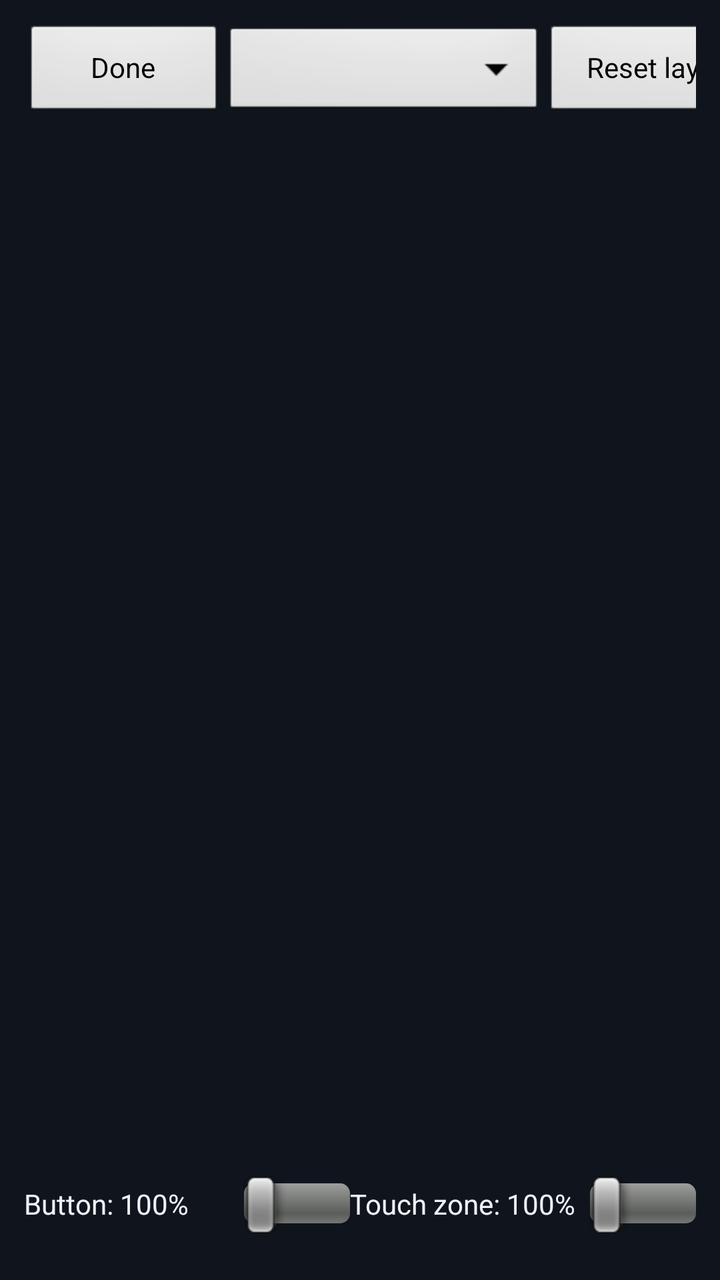
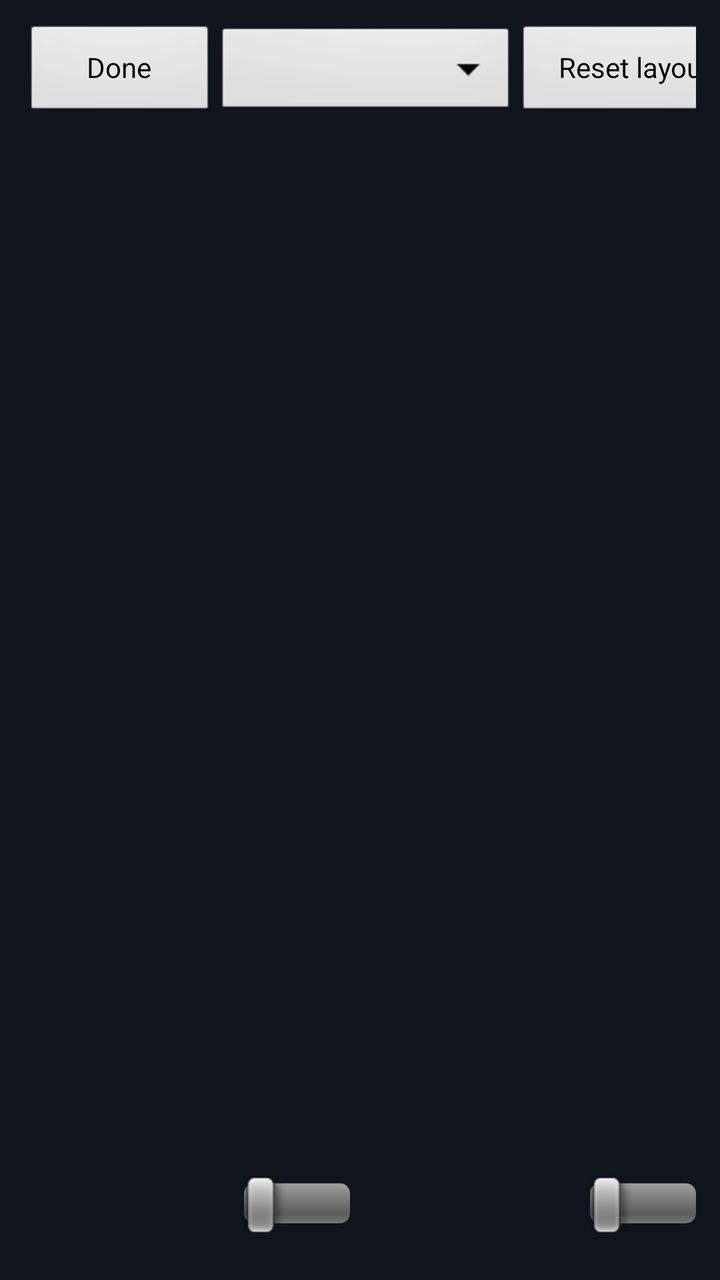

Two renders of the same Android screen: before a commit and after it. Below are the layout's source before the change and the commit's diff.
<!-- AndroidManifest.xml: application theme AppTheme -->
<!-- res/layout/activity_touch_editor.xml -->
<LinearLayout xmlns:android="http://schemas.android.com/apk/res/android" android:layout_width="match_parent" android:layout_height="match_parent" android:orientation="vertical" android:padding="12dp" android:background="@color/ui_background">
 <LinearLayout android:layout_width="match_parent" android:layout_height="48dp" android:orientation="horizontal" android:gravity="center_vertical">
  <Button android:id="@+id/editor_done" android:layout_width="100dp" android:layout_height="match_parent" android:text="Done"/>
  <Spinner android:id="@+id/editor_mode" android:layout_width="160dp" android:layout_height="match_parent"/>
  <TextView android:id="@+id/editor_selection" android:layout_width="0dp" android:layout_weight="1" android:layout_height="wrap_content" android:paddingLeft="12dp" android:text="Select a control" android:textColor="@color/ui_accent"/>
  <Button android:id="@+id/editor_reset" android:layout_width="120dp" android:layout_height="match_parent" android:text="Reset layout"/>
 </LinearLayout>
 <FrameLayout android:id="@+id/editor_canvas" android:layout_width="match_parent" android:layout_height="0dp" android:layout_weight="1" android:layout_marginTop="8dp"/>
 <LinearLayout android:layout_width="match_parent" android:layout_height="52dp" android:orientation="horizontal" android:gravity="center_vertical">
  <TextView android:id="@+id/editor_visual_label" android:layout_width="110dp" android:layout_height="wrap_content" android:text="Button: 100%" android:textColor="@color/ui_text"/>
  <SeekBar android:id="@+id/editor_visual" android:layout_width="0dp" android:layout_weight="1" android:layout_height="match_parent"/>
  <TextView android:id="@+id/editor_hit_label" android:layout_width="120dp" android:layout_height="wrap_content" android:text="Touch zone: 100%" android:textColor="@color/ui_text"/>
  <SeekBar android:id="@+id/editor_hit" android:layout_width="0dp" android:layout_weight="1" android:layout_height="match_parent"/>
 </LinearLayout>
</LinearLayout>
<!-- resources referenced by this layout -->
<resources>
  <color name="ui_accent">#F4B664</color>
  <color name="ui_background">#10151D</color>
  <color name="ui_text">#EEF2F8</color>
  <style name="AppTheme" parent="android:Theme.NoTitleBar.Fullscreen">
          
      </style>
</resources>

<!-- the commit's change to res/layout/activity_touch_editor.xml (unified diff, before → after) -->
@@ -1,15 +1,15 @@
 <LinearLayout xmlns:android="http://schemas.android.com/apk/res/android" android:layout_width="match_parent" android:layout_height="match_parent" android:orientation="vertical" android:padding="12dp" android:background="@color/ui_background">
  <LinearLayout android:layout_width="match_parent" android:layout_height="48dp" android:orientation="horizontal" android:gravity="center_vertical">
-  <Button android:id="@+id/editor_done" android:layout_width="100dp" android:layout_height="match_parent" android:text="Done"/>
-  <Spinner android:id="@+id/editor_mode" android:layout_width="160dp" android:layout_height="match_parent"/>
-  <TextView android:id="@+id/editor_selection" android:layout_width="0dp" android:layout_weight="1" android:layout_height="wrap_content" android:paddingLeft="12dp" android:text="Select a control" android:textColor="@color/ui_accent"/>
-  <Button android:id="@+id/editor_reset" android:layout_width="120dp" android:layout_height="match_parent" android:text="Reset layout"/>
+  <Button android:id="@+id/editor_done" android:layout_width="wrap_content" android:minWidth="96dp" android:layout_height="match_parent" android:text="@string/editor_done" android:maxLines="1" android:ellipsize="end"/>
+  <Spinner android:id="@+id/editor_mode" android:layout_width="wrap_content" android:minWidth="150dp" android:layout_height="match_parent"/>
+  <TextView android:id="@+id/editor_selection" android:layout_width="0dp" android:layout_weight="1" android:layout_height="wrap_content" android:maxLines="1" android:ellipsize="end" android:paddingLeft="12dp" android:text="@string/editor_select_control" android:textColor="@color/ui_accent"/>
+  <Button android:id="@+id/editor_reset" android:layout_width="wrap_content" android:minWidth="120dp" android:layout_height="match_parent" android:text="@string/editor_reset" android:maxLines="1" android:ellipsize="end"/>
  </LinearLayout>
  <FrameLayout android:id="@+id/editor_canvas" android:layout_width="match_parent" android:layout_height="0dp" android:layout_weight="1" android:layout_marginTop="8dp"/>
  <LinearLayout android:layout_width="match_parent" android:layout_height="52dp" android:orientation="horizontal" android:gravity="center_vertical">
-  <TextView android:id="@+id/editor_visual_label" android:layout_width="110dp" android:layout_height="wrap_content" android:text="Button: 100%" android:textColor="@color/ui_text"/>
+  <TextView android:id="@+id/editor_visual_label" android:layout_width="wrap_content" android:minWidth="110dp" android:maxLines="1" android:layout_height="wrap_content" android:text="" android:textColor="@color/ui_text"/>
   <SeekBar android:id="@+id/editor_visual" android:layout_width="0dp" android:layout_weight="1" android:layout_height="match_parent"/>
-  <TextView android:id="@+id/editor_hit_label" android:layout_width="120dp" android:layout_height="wrap_content" android:text="Touch zone: 100%" android:textColor="@color/ui_text"/>
+  <TextView android:id="@+id/editor_hit_label" android:layout_width="wrap_content" android:minWidth="120dp" android:maxLines="1" android:layout_height="wrap_content" android:text="" android:textColor="@color/ui_text"/>
   <SeekBar android:id="@+id/editor_hit" android:layout_width="0dp" android:layout_weight="1" android:layout_height="match_parent"/>
  </LinearLayout>
 </LinearLayout>
<!-- resource entries referenced after the edit -->
@@ -3,6 +3,9 @@
   <color name="ui_accent">#F4B664</color>
   <color name="ui_background">#10151D</color>
   <color name="ui_text">#EEF2F8</color>
+  <string name="editor_done">Done</string>
+  <string name="editor_reset">Reset layout</string>
+  <string name="editor_select_control">Select a control</string>
   <style name="AppTheme" parent="android:Theme.NoTitleBar.Fullscreen">
           
       </style>
